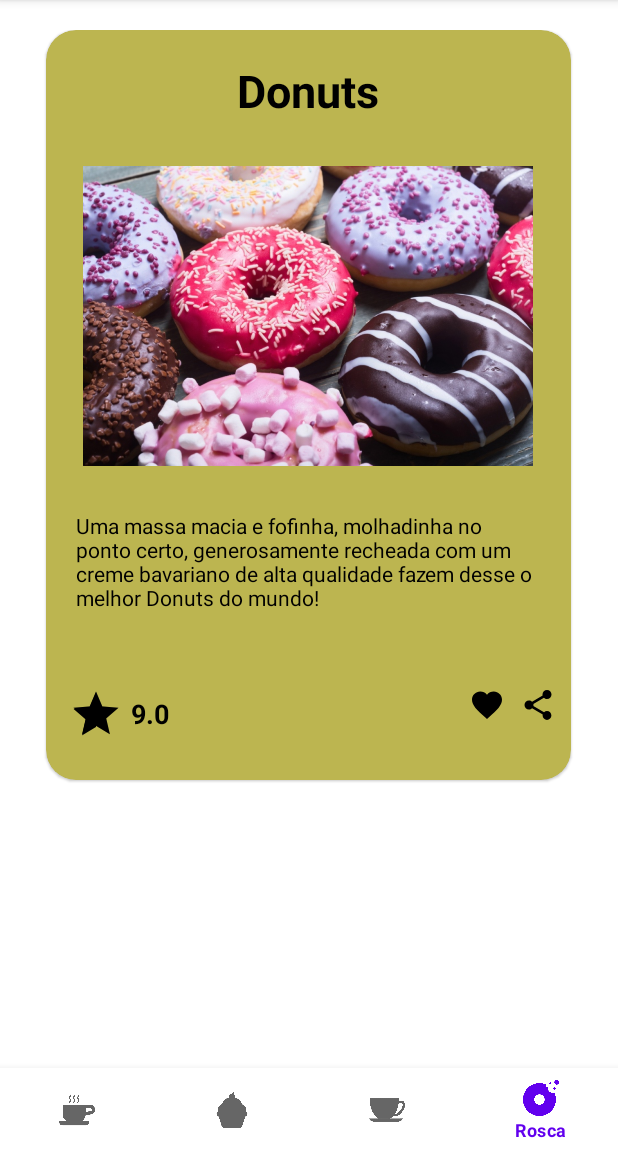
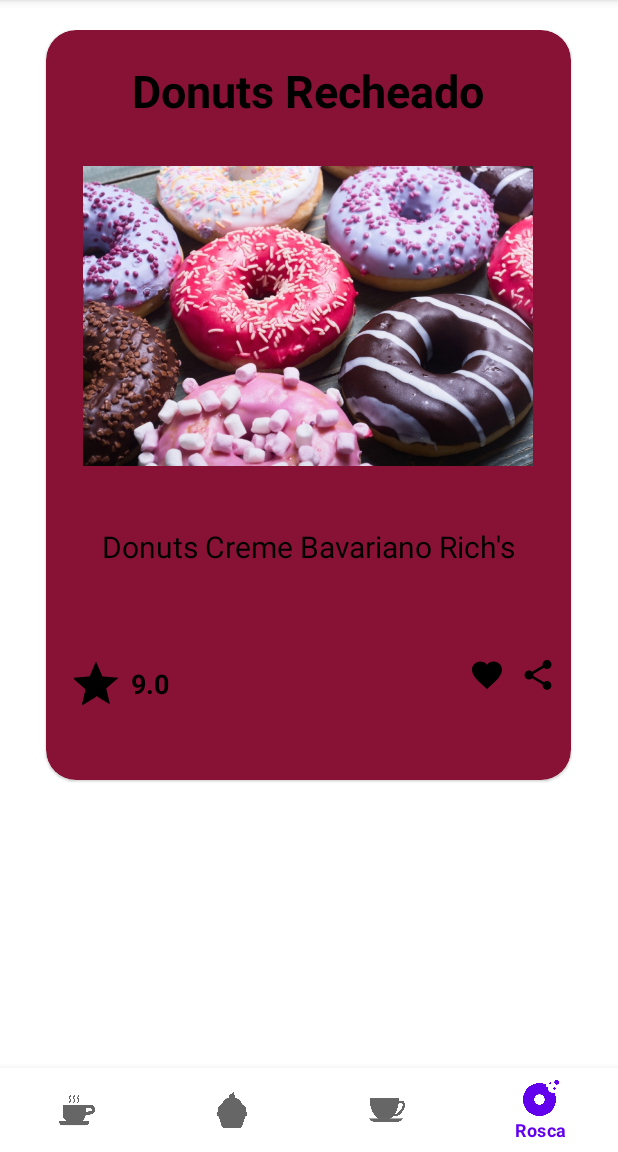
Before and after one commit to KeilaSuellen/Cafeteria, an Android app: the screen it shows after launch (MainActivity), item 4 of the bottom bar chosen, on a phone screen of 412 x 824 dp, the part 84-1236 px from its top. Run offline under Robolectric (Android 15) with nearby library versions, the phone set to English and light mode, and no system bars.

Commit message:
versão 0.2

```diff
--- a/app/src/main/res/layout/fragment_coffee.xml
+++ b/app/src/main/res/layout/fragment_coffee.xml
@@ -44,6 +44,7 @@
                 android:layout_gravity="center_horizontal"
                 android:layout_margin="20sp"
                 android:text="Café expresso (60ml)"
+                android:textSize="20sp"
                 android:textColor="#000" />
 
             <LinearLayout
--- a/app/src/main/res/layout/fragment_donuts.xml
+++ b/app/src/main/res/layout/fragment_donuts.xml
@@ -12,7 +12,7 @@
     <com.google.android.material.card.MaterialCardView
         android:layout_width="350dp"
         android:layout_height="500dp"
-        android:backgroundTint="#BCB550"
+        android:backgroundTint="#881235"
         app:cardCornerRadius="20dp">
 
         <LinearLayout
@@ -25,7 +25,7 @@
                 android:layout_height="wrap_content"
                 android:layout_gravity="center_horizontal"
                 android:layout_margin="20sp"
-                android:text="Donuts"
+                android:text="Donuts Recheado"
                 android:textColor="#000000"
                 android:textSize="30sp"
                 android:textStyle="bold" />
@@ -42,8 +42,9 @@
                 android:layout_width="wrap_content"
                 android:layout_height="wrap_content"
                 android:layout_gravity="center_horizontal"
-                android:layout_margin="20sp"
-                android:text="Uma massa macia e fofinha, molhadinha no ponto certo, generosamente recheada com um creme bavariano de alta qualidade fazem desse o melhor Donuts do mundo!"
+                android:textSize="20sp"
+                android:layout_margin="30sp"
+                android:text="Donuts Creme Bavariano Rich's"
                 android:textColor="#000" />
 
             <LinearLayout
```
Also changed, not shown: app/src/main/res/layout/fragment_muffin.xml (+4 -3 lines), app/src/main/res/layout/fragment_tea.xml (+4 -3 lines).
